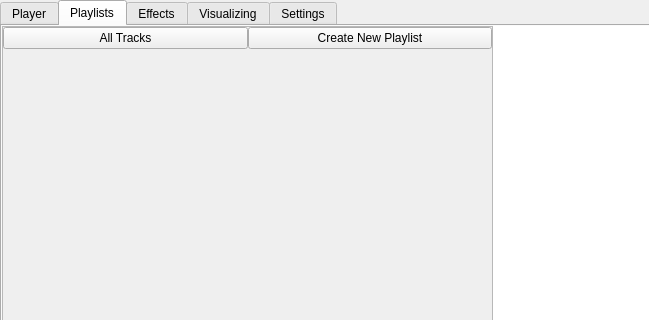
Above: forms/mainwindow.ui from 3d2069940/player before the change; both pictures show x 0 to 649 and y 0 to 320 of the 985 by 711 pixel window. Below: the same form after it.
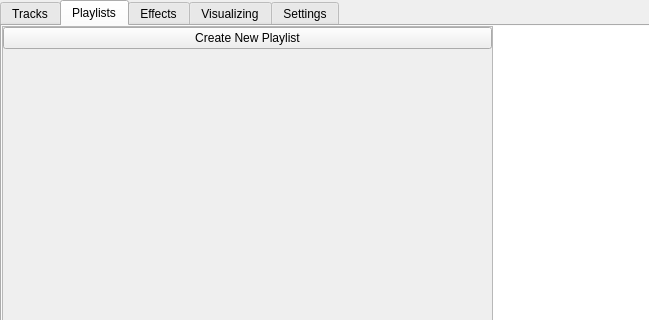
That is the form after the change. The open tabs and pages were chosen to show the change. Custom widgets are drawn as their Qt base class.

Patch:
```diff
--- a/forms/mainwindow.ui
+++ b/forms/mainwindow.ui
@@ -58,7 +58,7 @@
       </property>
       <widget class="QWidget" name="playerTab">
        <attribute name="title">
-        <string>Player</string>
+        <string>Tracks</string>
        </attribute>
        <layout class="QGridLayout" name="gridLayout_8">
         <property name="leftMargin">
@@ -578,15 +578,6 @@
             <property name="bottomMargin">
              <number>0</number>
             </property>
-            <item>
-             <layout class="QHBoxLayout" name="horizontalLayout_14">
-              <item>
-               <widget class="QPushButton" name="playlistsAllTracksButton">
-                <property name="text">
-                 <string>All Tracks</string>
-                </property>
-               </widget>
-              </item>
               <item>
                <widget class="QPushButton" name="playlistsCreateNewButton">
                 <property name="text">
@@ -594,8 +585,6 @@
                 </property>
                </widget>
               </item>
-             </layout>
-            </item>
             <item>
              <spacer name="verticalSpacer_3">
               <property name="orientation">
```
Left out of the diff: 4 changed lines with no effect on the pictures. Lines whose indentation alone changed are shown as unchanged.
